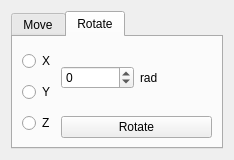
Qt form src/3D_Viewer/interactions.ui (casscurs/s21_3DViewer_v2) before a commit.
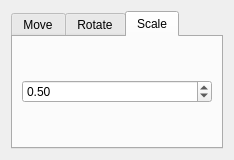
The same form after that commit.

The edit to the form file:
```diff
--- a/src/3D_Viewer/interactions.ui
+++ b/src/3D_Viewer/interactions.ui
@@ -17,7 +17,7 @@
    <item>
     <widget class="QTabWidget" name="tabWidget_interactions">
      <property name="currentIndex">
-      <number>1</number>
+      <number>2</number>
      </property>
      <widget class="QWidget" name="tab_move">
       <attribute name="title">
@@ -175,6 +175,29 @@
        </item>
       </layout>
      </widget>
+     <widget class="QWidget" name="tab">
+      <attribute name="title">
+       <string>Scale</string>
+      </attribute>
+      <layout class="QVBoxLayout" name="verticalLayout_5">
+       <item>
+        <widget class="QDoubleSpinBox" name="doubleSpinBox_scale">
+         <property name="minimum">
+          <double>0.100000000000000</double>
+         </property>
+         <property name="maximum">
+          <double>100.000000000000000</double>
+         </property>
+         <property name="singleStep">
+          <double>0.010000000000000</double>
+         </property>
+         <property name="value">
+          <double>0.500000000000000</double>
+         </property>
+        </widget>
+       </item>
+      </layout>
+     </widget>
     </widget>
    </item>
   </layout>
```
